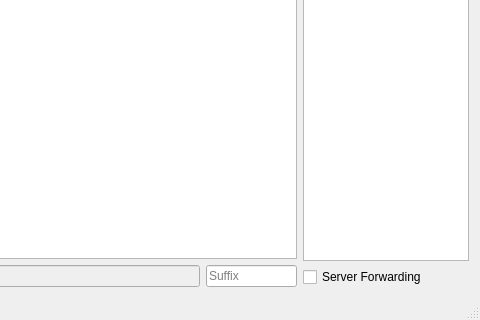
Before: the Qt Designer form yvEncryptedChat/mainwindow.ui in yvbbrjdr/yvEP, drawn with Qt 5; both pictures show x 275 to 755 and y 224 to 544 of the 755 by 544 pixel window.
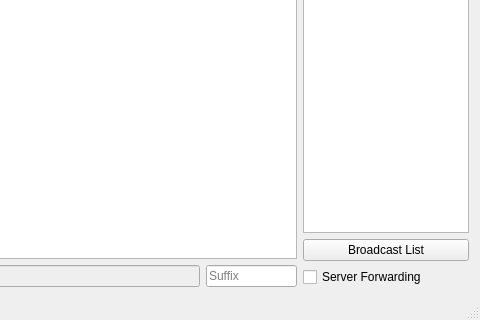
After: the same form once the commit is applied.

Commit message: Done broadcast list

The edit to the form file:
```diff
--- a/yvEncryptedChat/mainwindow.ui
+++ b/yvEncryptedChat/mainwindow.ui
@@ -89,6 +89,13 @@
         </property>
        </widget>
       </item>
+      <item>
+       <widget class="QPushButton" name="BroadcastList">
+        <property name="text">
+         <string>Broadcast List</string>
+        </property>
+       </widget>
+      </item>
       <item>
        <widget class="QCheckBox" name="ServerForward">
         <property name="text">
```
The commit also changes 3 other files.
